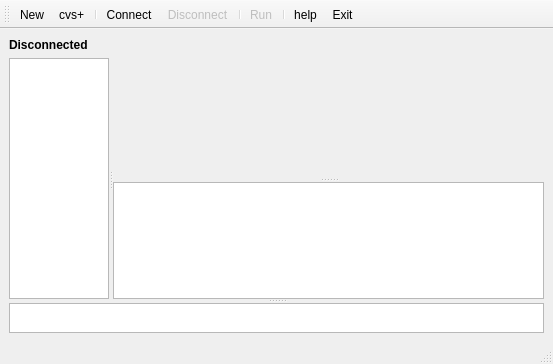
Qt form src/sqlquerywin.ui (trdm/sqlquery) before a commit.
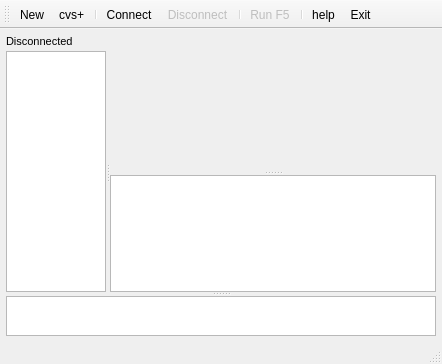
The same form after that commit. Custom widgets are drawn as their Qt base class.

```diff
--- a/src/sqlquerywin.ui
+++ b/src/sqlquerywin.ui
@@ -6,7 +6,7 @@
    <rect>
     <x>0</x>
     <y>0</y>
-    <width>553</width>
+    <width>442</width>
     <height>364</height>
    </rect>
   </property>
@@ -15,18 +15,42 @@
   </property>
   <widget class="QWidget" name="centralwidget">
    <layout class="QVBoxLayout" name="verticalLayout">
+    <property name="spacing">
+     <number>3</number>
+    </property>
+    <property name="leftMargin">
+     <number>6</number>
+    </property>
+    <property name="topMargin">
+     <number>6</number>
+    </property>
+    <property name="rightMargin">
+     <number>6</number>
+    </property>
+    <property name="bottomMargin">
+     <number>6</number>
+    </property>
     <item>
      <widget class="QLabel" name="label">
+      <property name="minimumSize">
+       <size>
+        <width>400</width>
+        <height>0</height>
+       </size>
+      </property>
       <property name="font">
        <font>
-        <pointsize>9</pointsize>
-        <weight>75</weight>
-        <bold>true</bold>
+        <pointsize>8</pointsize>
+        <weight>50</weight>
+        <bold>false</bold>
        </font>
       </property>
       <property name="text">
        <string>Disconnected</string>
       </property>
+      <property name="wordWrap">
+       <bool>true</bool>
+      </property>
      </widget>
     </item>
     <item>
@@ -240,7 +264,7 @@
     <bool>false</bool>
    </property>
    <property name="text">
-    <string>&amp;Run</string>
+    <string>&amp;Run F5</string>
    </property>
    <property name="statusTip">
     <string>Run query</string>
```
Left out of the diff: 2 changed lines with no effect on the pictures.
